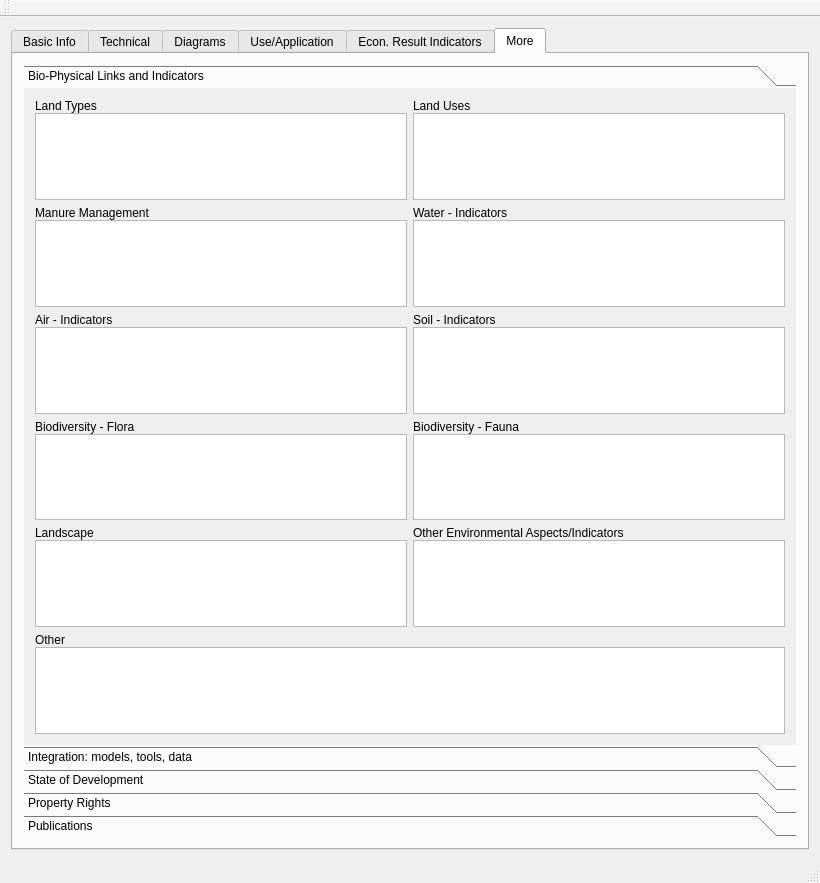
Above: ModelDetails/dscmodeldetails.ui from arkygeek/DataRanking before the change. Below: the same form after it.
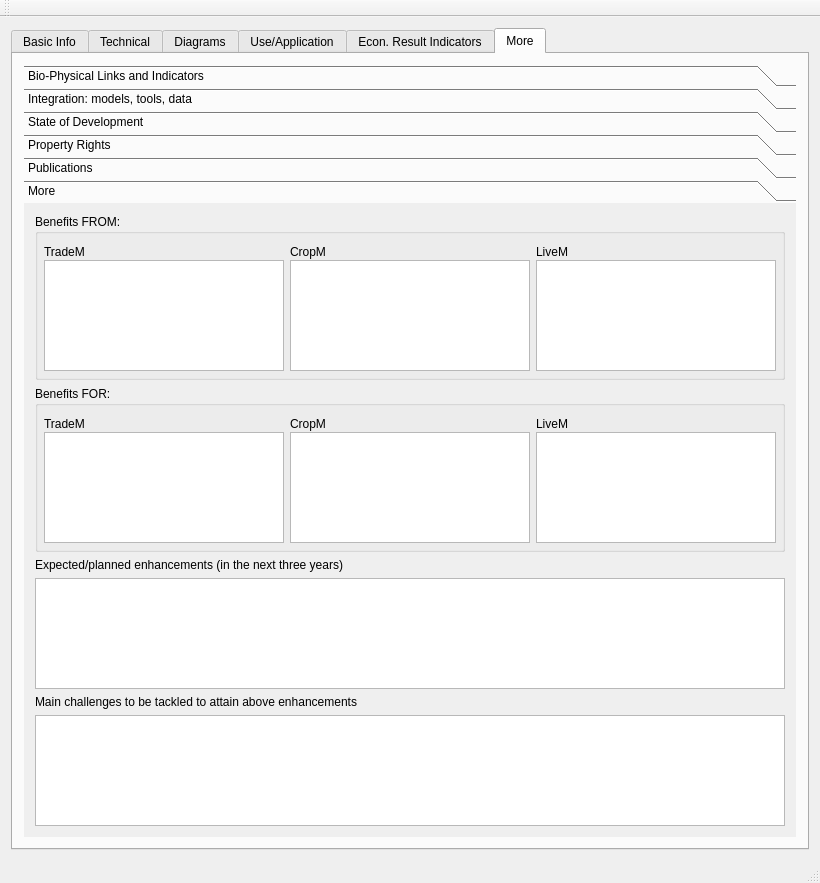
That is the form after the change. The open tabs and pages were chosen to show the change. Icons and pictures are not drawn.

Diff of the .ui file:
```diff
--- a/ModelDetails/dscmodeldetails.ui
+++ b/ModelDetails/dscmodeldetails.ui
@@ -2972,6 +2972,185 @@
             </item>
            </layout>
           </widget>
+          <widget class="QWidget" name="pageMore">
+           <attribute name="label">
+            <string>More</string>
+           </attribute>
+           <layout class="QGridLayout" name="gridLayout_24">
+            <item row="4" column="0" colspan="2">
+             <layout class="QVBoxLayout" name="verticalLayout_68">
+              <item>
+               <widget class="QLabel" name="label_68">
+                <property name="text">
+                 <string>Main challenges to be tackled to attain above enhancements</string>
+                </property>
+               </widget>
+              </item>
+              <item>
+               <widget class="QTextEdit" name="tedMoreMoreMainChallenges"/>
+              </item>
+             </layout>
+            </item>
+            <item row="3" column="0" colspan="2">
+             <layout class="QVBoxLayout" name="verticalLayout_67">
+              <item>
+               <widget class="QLabel" name="label_67">
+                <property name="text">
+                 <string>Expected/planned enhancements (in the next three years)</string>
+                </property>
+               </widget>
+              </item>
+              <item>
+               <widget class="QTextEdit" name="tedMoreMoreExpectedEnhancements"/>
+              </item>
+             </layout>
+            </item>
+            <item row="2" column="0" colspan="2">
+             <widget class="QGroupBox" name="groupBox_5">
+              <property name="title">
+               <string>Benefits FOR:</string>
+              </property>
+              <layout class="QGridLayout" name="gridLayout_22">
+               <property name="leftMargin">
+                <number>6</number>
+               </property>
+               <property name="rightMargin">
+                <number>6</number>
+               </property>
+               <property name="bottomMargin">
+                <number>6</number>
+               </property>
+               <item row="1" column="1">
+                <layout class="QVBoxLayout" name="verticalLayout_65">
+                 <property name="spacing">
+                  <number>1</number>
+                 </property>
+                 <item>
+                  <widget class="QLabel" name="label_65">
+                   <property name="text">
+                    <string>CropM</string>
+                   </property>
+                  </widget>
+                 </item>
+                 <item>
+                  <widget class="QTextEdit" name="tedMoreMoreBenefitsForCropM"/>
+                 </item>
+                </layout>
+               </item>
+               <item row="1" column="0">
+                <layout class="QVBoxLayout" name="verticalLayout_61">
+                 <property name="spacing">
+                  <number>1</number>
+                 </property>
+                 <item>
+                  <widget class="QLabel" name="label_61">
+                   <property name="text">
+                    <string>TradeM</string>
+                   </property>
+                  </widget>
+                 </item>
+                 <item>
+                  <widget class="QTextEdit" name="tedMoreMoreBenefitsForTradeM"/>
+                 </item>
+                </layout>
+               </item>
+               <item row="1" column="2">
+                <layout class="QVBoxLayout" name="verticalLayout_66">
+                 <property name="spacing">
+                  <number>1</number>
+                 </property>
+                 <item>
+                  <widget class="QLabel" name="label_66">
+                   <property name="text">
+                    <string>LiveM</string>
+                   </property>
+                  </widget>
+                 </item>
+                 <item>
+                  <widget class="QTextEdit" name="tedMoreMoreBenefitsForLiveM"/>
+                 </item>
+                </layout>
+               </item>
+              </layout>
+             </widget>
+            </item>
+            <item row="0" column="0" colspan="2">
+             <widget class="QGroupBox" name="groupBox_6">
+              <property name="title">
+               <string>Benefits FROM:</string>
+              </property>
+              <layout class="QGridLayout" name="gridLayout_23">
+               <property name="leftMargin">
+                <number>6</number>
+               </property>
+               <property name="rightMargin">
+                <number>6</number>
+               </property>
+               <property name="bottomMargin">
+                <number>6</number>
+               </property>
+               <property name="horizontalSpacing">
+                <number>-1</number>
+               </property>
+               <property name="verticalSpacing">
+                <number>0</number>
+               </property>
+               <item row="1" column="0">
+                <layout class="QVBoxLayout" name="verticalLayout_69">
+                 <property name="spacing">
+                  <number>1</number>
+                 </property>
+                 <item>
+                  <widget class="QLabel" name="label_69">
+                   <property name="text">
+                    <string>TradeM</string>
+                   </property>
+                  </widget>
+                 </item>
+                 <item>
+                  <widget class="QTextEdit" name="tedMoreMoreBenefitsFromTradeM"/>
+                 </item>
+                </layout>
+               </item>
+               <item row="1" column="2">
+                <layout class="QVBoxLayout" name="verticalLayout_71">
+                 <property name="spacing">
+                  <number>1</number>
+                 </property>
+                 <item>
+                  <widget class="QLabel" name="label_71">
+                   <property name="text">
+                    <string>LiveM</string>
+                   </property>
+                  </widget>
+                 </item>
+                 <item>
+                  <widget class="QTextEdit" name="tedMoreMoreBenefitsFromLiveM"/>
+                 </item>
+                </layout>
+               </item>
+               <item row="1" column="1">
+                <layout class="QVBoxLayout" name="verticalLayout_70">
+                 <property name="spacing">
+                  <number>1</number>
+                 </property>
+                 <item>
+                  <widget class="QLabel" name="label_70">
+                   <property name="text">
+                    <string>CropM</string>
+                   </property>
+                  </widget>
+                 </item>
+                 <item>
+                  <widget class="QTextEdit" name="tedMoreMoreBenefitsFromCropM"/>
+                 </item>
+                </layout>
+               </item>
+              </layout>
+             </widget>
+            </item>
+           </layout>
+          </widget>
          </widget>
         </item>
        </layout>
```
Left out of the diff: 250 changed lines with no effect on the pictures.
